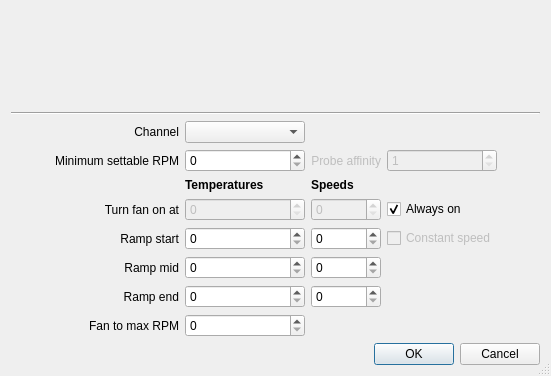
Before: the Qt Designer form gui_softwareautosetup.ui in Shub77/phoebetria-code, drawn with Qt 5; both pictures show x 0 to 551 and y 178 to 554 of the 551 by 554 pixel window.
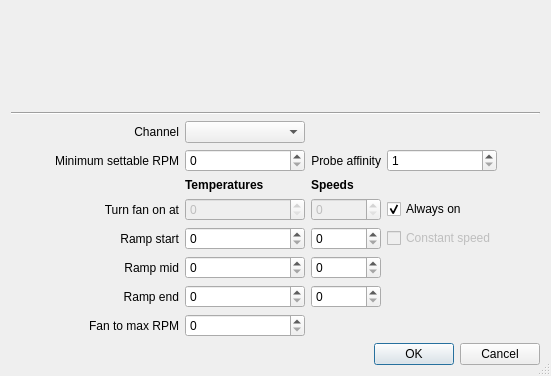
After: the same form once the commit is applied. Custom widgets are drawn as their Qt base class.

Commit message: Re-enabled probe affinity control in SW Auto setup dialog

What changed in the file:
```diff
--- a/gui_softwareautosetup.ui
+++ b/gui_softwareautosetup.ui
@@ -66,7 +66,7 @@
        <item row="1" column="2">
         <widget class="QLabel" name="label_probeAffinity">
          <property name="enabled">
-          <bool>false</bool>
+          <bool>true</bool>
          </property>
          <property name="text">
           <string>Probe affinity</string>
@@ -284,7 +284,7 @@
        <item row="1" column="3">
         <widget class="QSpinBox" name="ctrl_probeAffinity">
          <property name="enabled">
-          <bool>false</bool>
+          <bool>true</bool>
          </property>
          <property name="minimum">
           <number>1</number>
```
